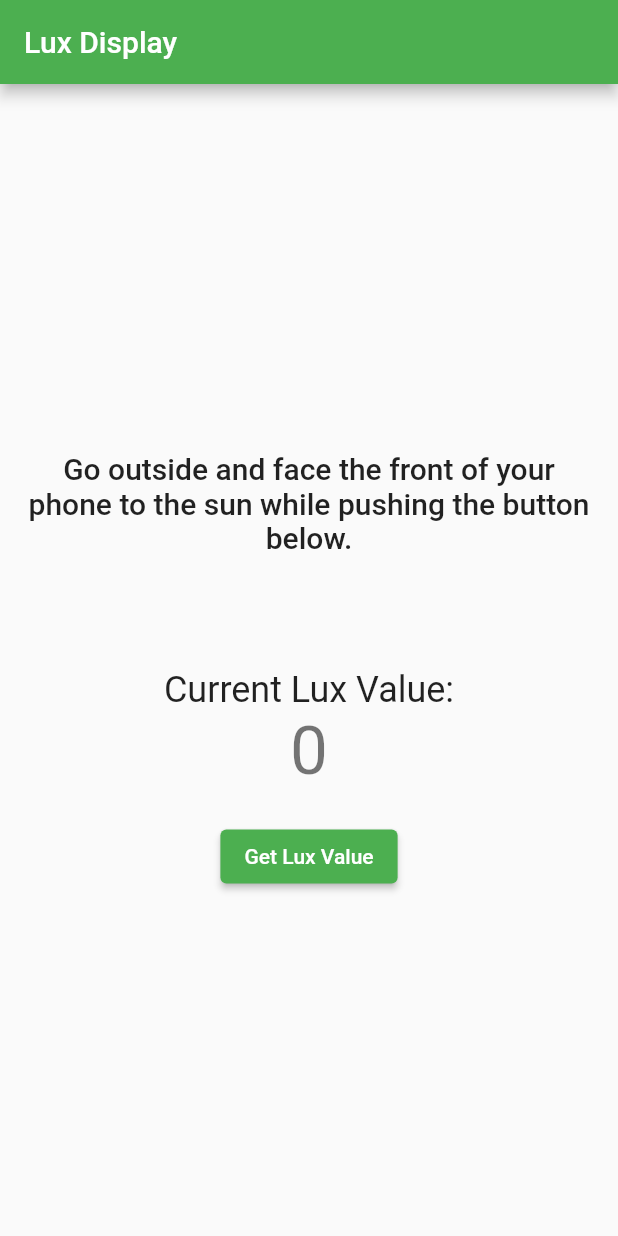
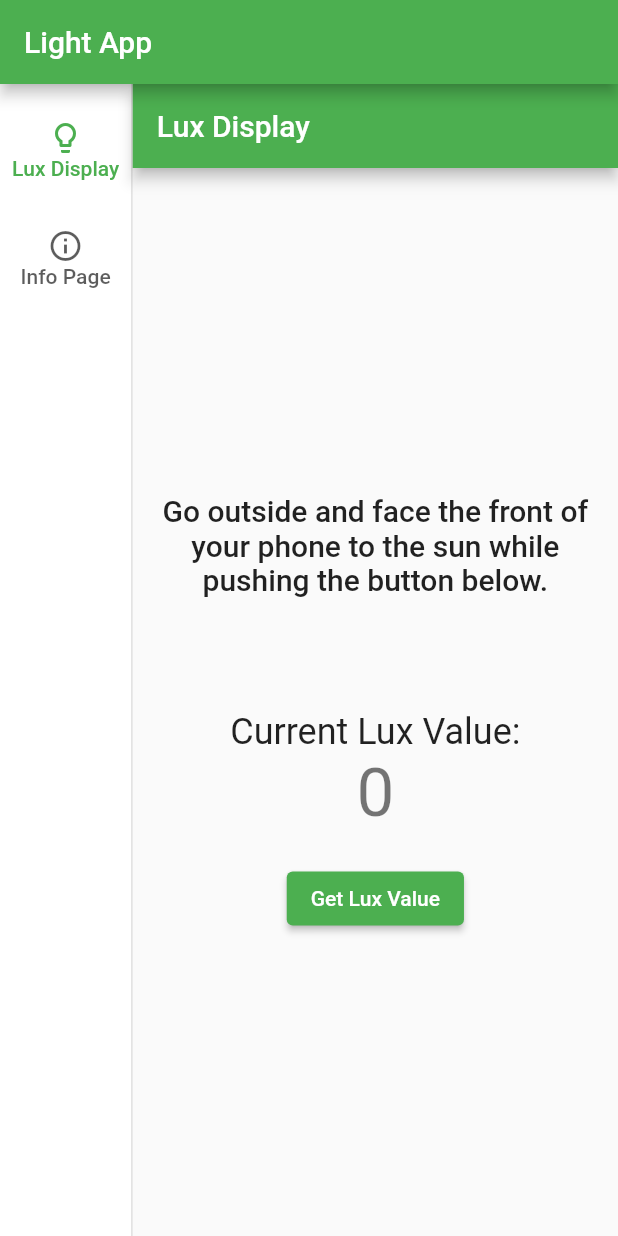
Before and after one commit to Awram/light-app, a Flutter app: the screen it shows after launch, on a phone screen of 412 x 824 dp. Run offline on Flutter 3.47's test engine with Material 2 defaults, Android fonts, the phone set to English and light mode, and no system bars.

Commit message:
added new tab for huberman info

```diff
--- a/lib/main.dart
+++ b/lib/main.dart
@@ -3,13 +3,23 @@ import 'package:flutter/services.dart';
 import 'dart:async';
 import 'package:intl/intl.dart';
 
-
 void main() {
   runApp(const MyApp());
 }
 
-class MyApp extends StatelessWidget {
-  const MyApp({super.key});
+class MyApp extends StatefulWidget {
+  const MyApp({Key? key}) : super(key: key);
+
+  @override
+  _MyAppState createState() => _MyAppState();
+}
+
+class _MyAppState extends State<MyApp> {
+  int _selectedIndex = 0;
+  final List<Widget> _pages = <Widget>[
+    LuxDisplay(),
+    InfoPage(),
+  ];
 
   // This widget is the root of your application.
   @override
@@ -28,8 +38,38 @@ class MyApp extends StatelessWidget {
           // is not restarted.
           primarySwatch: Colors.green,
         ),
-      home: LuxDisplay(),
-    );
+        home: Scaffold(
+            appBar: AppBar(
+              title: Text("Light App"),
+            ),
+            body: Row(
+              children: <Widget>[
+                NavigationRail(
+                  selectedIndex: _selectedIndex,
+                  onDestinationSelected: (int index) {
+                    setState(() {
+                      _selectedIndex = index;
+                    });
+                  },
+                  labelType: NavigationRailLabelType.all,
+                  destinations: <NavigationRailDestination>[
+                    NavigationRailDestination(
+                        icon: Icon(Icons.lightbulb_outline),
+                        label: Text("Lux Display")),
+                    NavigationRailDestination(
+                        icon: Icon(Icons.info_outline),
+                        label: Text("Info Page"))
+                  ],
+                ),
+                VerticalDivider(
+                  thickness: 1,
+                  width: 1,
+                ),
+                Expanded(
+                  child: _pages[_selectedIndex],
+                )
+              ],
+            )));
   }
 }
 
@@ -42,10 +82,11 @@ class _LuxDisplayState extends State<LuxDisplay> {
   static const platform = const MethodChannel('com.example.myapp/light_sensor');
   double lux = 0;
   bool isLoading = false;
-  String recommendation = 'Go outside and face the front of your phone to the sun while pushing the button below.';
+  String recommendation =
+      'Go outside and face the front of your phone to the sun while pushing the button below.';
   bool buttonPressedOnce = false; // Add this state variable
-  final numberFormatter = NumberFormat("#,##0", "en_US"); // Create a number formatter
-
+  final numberFormatter =
+      NumberFormat("#,##0", "en_US"); // Create a number formatter
 
   Future<double> getLuxValue() async {
     try {
@@ -92,7 +133,8 @@ String getRecommendation(double luxValue) {
       body: Center(
         // Center is a layout widget. It takes a single child and positions it
         // in the middle of the parent.
-        child: SingleChildScrollView( // Wrap the Column widget with SingleChildScrollView
+        child: SingleChildScrollView(
+          // Wrap the Column widget with SingleChildScrollView
           child: Column(
             // Column is also a layout widget. It takes a list of children and
             // arranges them vertically. By default, it sizes itself to fit its
@@ -108,7 +150,9 @@ String getRecommendation(double luxValue) {
                     style: Theme.of(context).textTheme.headline6,
                   ),
                 ),
-              SizedBox(height: 60), // Increased height of SizedBox to move recommendation text closer to the top
+              SizedBox(
+                  height:
+                      60), // Increased height of SizedBox to move recommendation text closer to the top
               Text(
                 'Current Lux Value:',
                 style: Theme.of(context).textTheme.headline5,
@@ -119,7 +163,9 @@ String getRecommendation(double luxValue) {
               ),
               SizedBox(height: 20),
               ElevatedButton(
-                onPressed: isLoading ? null : () async {
+                onPressed: isLoading
+                    ? null
+                    : () async {
                         setState(() {
                           isLoading = true;
                         });
@@ -133,7 +179,9 @@ String getRecommendation(double luxValue) {
                       },
                 child: isLoading
                     ? CircularProgressIndicator()
-                    : Text(buttonPressedOnce ? 'Measure Light Again' : 'Get Lux Value'),
+                    : Text(buttonPressedOnce
+                        ? 'Measure Light Again'
+                        : 'Get Lux Value'),
               ),
             ],
           ),
@@ -142,3 +190,17 @@ String getRecommendation(double luxValue) {
     );
   }
 }
+
+class InfoPage extends StatefulWidget {
+  const InfoPage({Key? key}) : super(key: key);
+
+  @override
+  _InfoPageState createState() => _InfoPageState();
+}
+
+class _InfoPageState extends State<InfoPage> {
+  @override
+  Widget build(BuildContext context) {
+    return const Center(child: Text('Blank page'));
+  }
+}
```
Lines whose indentation alone changed are shown as unchanged.
